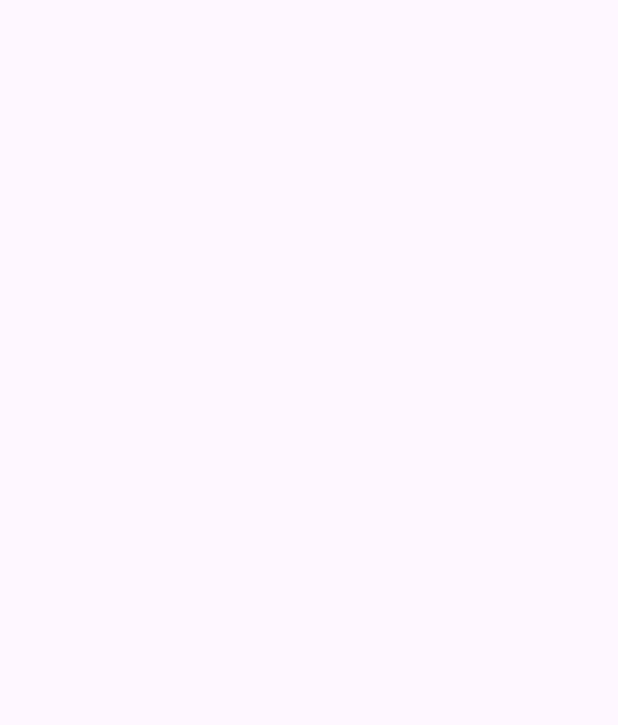
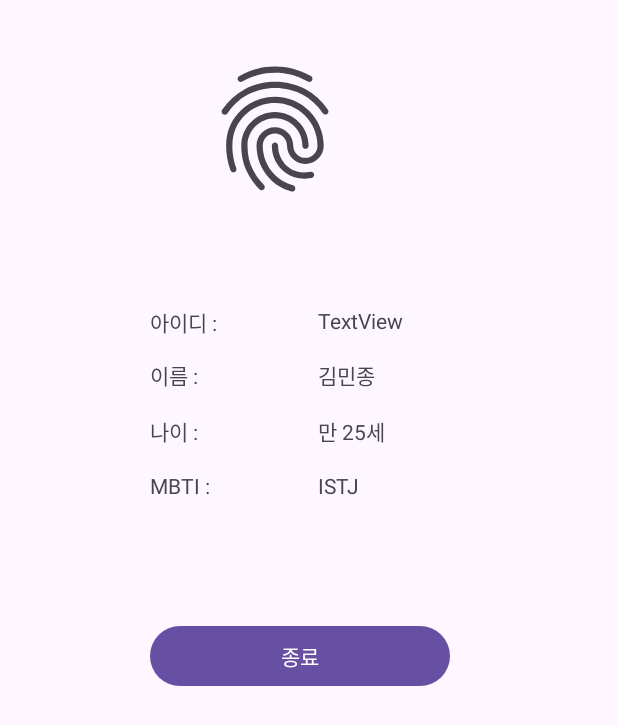
Before and after one commit to Kim-Min-Jong/nbcamp_android_basic, an Android app: the HomeActivity screen opened directly, with no data from a screen before it, on a phone screen of 412 x 824 dp. Before the commit the part shown is empty. Shown: the top 725 px of the screen. Run offline under Robolectric (Android 15) with nearby library versions, the phone set to English and light mode, and no system bars; 1 statement that could not run was skipped.

Commit message:
feat: Lv3 구현

```diff
--- a/app/src/main/java/com/sparta/nbcamp_android_basic/HomeActivity.kt
+++ b/app/src/main/java/com/sparta/nbcamp_android_basic/HomeActivity.kt
@@ -2,10 +2,27 @@ package com.sparta.nbcamp_android_basic
 
 import androidx.appcompat.app.AppCompatActivity
 import android.os.Bundle
+import android.widget.Button
+import android.widget.TextView
 
 class HomeActivity : AppCompatActivity() {
+    private val textViewId by lazy { findViewById<TextView>(R.id.textView9)}
+    private val textView10 by lazy { findViewById<TextView>(R.id.textView10)}
+    private val textView11 by lazy { findViewById<TextView>(R.id.textView11)}
+    private val textView12 by lazy { findViewById<TextView>(R.id.textView12)}
+    private val btnEnd by lazy { findViewById<Button>(R.id.buttonEnd) }
     override fun onCreate(savedInstanceState: Bundle?) {
         super.onCreate(savedInstanceState)
         setContentView(R.layout.activity_home)
+
+        val id = intent.getStringExtra("ID")
+        textViewId.text = id.toString()
+        textView10.text = "김민종"
+        textView11.text = "만 25세"
+        textView12.text = "ISTJ"
+
+        btnEnd.setOnClickListener {
+            finish()
+        }
     }
 }
--- a/app/src/main/java/com/sparta/nbcamp_android_basic/SignInActivity.kt
+++ b/app/src/main/java/com/sparta/nbcamp_android_basic/SignInActivity.kt
@@ -30,8 +30,6 @@ class SignInActivity : AppCompatActivity() {
             }
             startActivity(Intent(this, HomeActivity::class.java).apply {
                 putExtra("ID", id)
-                putExtra("PWD", pwd)
-
             })
             toast("로그인 성공")
         }
--- a/app/src/main/res/layout/activity_home.xml
+++ b/app/src/main/res/layout/activity_home.xml
@@ -6,4 +6,104 @@
     android:layout_height="match_parent"
     tools:context=".HomeActivity">
 
+    <ImageView
+        android:id="@+id/imageView2"
+        android:layout_width="100dp"
+        android:layout_height="100dp"
+        android:layout_marginTop="36dp"
+        app:layout_constraintEnd_toEndOf="parent"
+        app:layout_constraintHorizontal_bias="0.427"
+        app:layout_constraintStart_toStartOf="parent"
+        app:layout_constraintTop_toTopOf="parent"
+        app:srcCompat="?android:attr/fingerprintAuthDrawable" />
+
+    <TextView
+        android:id="@+id/textView"
+        android:layout_width="wrap_content"
+        android:layout_height="wrap_content"
+        android:layout_marginStart="100dp"
+        android:layout_marginTop="68dp"
+        android:text="아이디 :"
+        app:layout_constraintStart_toStartOf="parent"
+        app:layout_constraintTop_toBottomOf="@+id/imageView2" />
+
+    <TextView
+        android:id="@+id/textView5"
+        android:layout_width="wrap_content"
+        android:layout_height="wrap_content"
+        android:text="이름 :"
+        app:layout_constraintBottom_toBottomOf="@+id/textView10"
+        app:layout_constraintStart_toStartOf="@+id/textView" />
+
+    <TextView
+        android:id="@+id/textView6"
+        android:layout_width="wrap_content"
+        android:layout_height="wrap_content"
+        android:text="나이 :"
+        app:layout_constraintBottom_toBottomOf="@+id/textView11"
+        app:layout_constraintStart_toStartOf="@+id/textView5" />
+
+    <TextView
+        android:id="@+id/textView8"
+        android:layout_width="wrap_content"
+        android:layout_height="wrap_content"
+        android:text="MBTI :"
+        app:layout_constraintBottom_toBottomOf="@+id/textView12"
+        app:layout_constraintStart_toStartOf="@+id/textView6" />
+
+    <TextView
+        android:id="@+id/textView9"
+        android:layout_width="wrap_content"
+        android:layout_height="wrap_content"
+        android:layout_marginStart="52dp"
+        android:text="TextView"
+        app:layout_constraintEnd_toEndOf="parent"
+        app:layout_constraintHorizontal_bias="0.096"
+        app:layout_constraintStart_toEndOf="@+id/textView"
+        app:layout_constraintTop_toTopOf="@+id/textView" />
+
+    <TextView
+        android:id="@+id/textView10"
+        android:layout_width="wrap_content"
+        android:layout_height="wrap_content"
+        android:layout_marginTop="16dp"
+        android:text="TextView"
+        app:layout_constraintEnd_toEndOf="@+id/textView9"
+        app:layout_constraintHorizontal_bias="0.0"
+        app:layout_constraintStart_toStartOf="@+id/textView9"
+        app:layout_constraintTop_toBottomOf="@+id/textView9" />
+
+    <TextView
+        android:id="@+id/textView11"
+        android:layout_width="wrap_content"
+        android:layout_height="wrap_content"
+        android:layout_marginTop="16dp"
+        android:text="TextView"
+        app:layout_constraintEnd_toEndOf="@+id/textView10"
+        app:layout_constraintHorizontal_bias="0.0"
+        app:layout_constraintStart_toStartOf="@+id/textView10"
+        app:layout_constraintTop_toBottomOf="@+id/textView10" />
+
+    <TextView
+        android:id="@+id/textView12"
+        android:layout_width="wrap_content"
+        android:layout_height="wrap_content"
+        android:layout_marginTop="16dp"
+        android:text="TextView"
+        app:layout_constraintEnd_toEndOf="@+id/textView11"
+        app:layout_constraintHorizontal_bias="0.0"
+        app:layout_constraintStart_toStartOf="@+id/textView11"
+        app:layout_constraintTop_toBottomOf="@+id/textView11" />
+
+    <Button
+        android:id="@+id/buttonEnd"
+        android:layout_width="200dp"
+        android:layout_height="wrap_content"
+        android:text="@string/btn_end"
+        app:layout_constraintBottom_toBottomOf="parent"
+        app:layout_constraintEnd_toEndOf="parent"
+        app:layout_constraintHorizontal_bias="0.473"
+        app:layout_constraintStart_toStartOf="parent"
+        app:layout_constraintTop_toBottomOf="@+id/textView12"
+        app:layout_constraintVertical_bias="0.181" />
 </androidx.constraintlayout.widget.ConstraintLayout>
--- a/app/src/main/res/values/strings.xml
+++ b/app/src/main/res/values/strings.xml
@@ -8,4 +8,5 @@
     <string name="put_password">비밀번호를 입력하세요</string>
     <string name="name">이름</string>
     <string name="put_name">이름을 입력하세요</string>
+    <string name="btn_end">종료</string>
 </resources>
```
